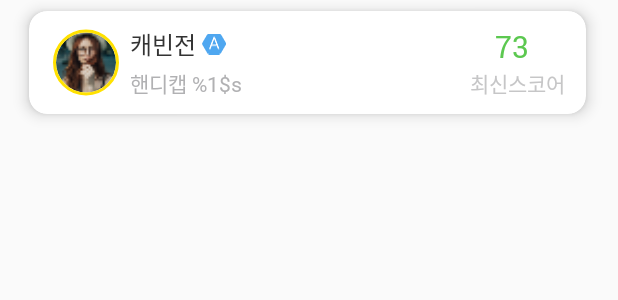
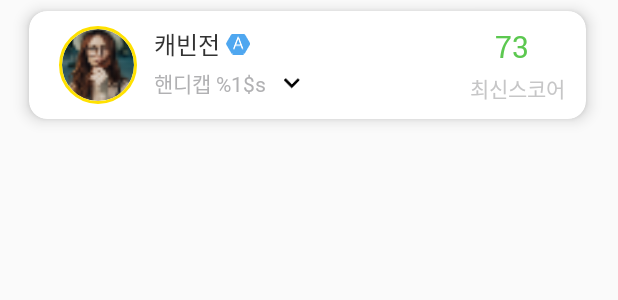
Before and after one commit to seo1108/super_shot, an Android app: the layout row_rounder.xml on its own in the app's theme, with its tools: preview values and no code run, on a phone screen of 412 x 824 dp. Shown: the top 300 px of the screen. Run offline under Robolectric (Android 15) with nearby library versions, the light colour scheme and no system bars.

Commit message:
동반 라운더 설정

```diff
--- a/app/src/main/java/com/charles/supershot/ui/GameOptionActivity.java
+++ b/app/src/main/java/com/charles/supershot/ui/GameOptionActivity.java
@@ -616,7 +616,7 @@ public class GameOptionActivity extends BaseActivity implements WheelPicker.OnIt
         tv_done.setOnClickListener(new View.OnClickListener() {
             @Override
             public void onClick(View view) {
-                Log.d("SSSSSSSS", mSelectedWheelType + "_____________");
+
                 if ("per_hole_amount".equals(mSelectedWheelType)) {
                     tv_per_hole_amount.setText(mSelectedAmount);
                 } else if ("diff_hole_amount".equals(mSelectedWheelType)) {
--- a/app/src/main/java/com/charles/supershot/ui/SplashActivity.java
+++ b/app/src/main/java/com/charles/supershot/ui/SplashActivity.java
@@ -114,12 +114,17 @@ public class SplashActivity extends BaseActivity {
                     UserData data = response.body();
                     Log.d("SSSSSSSSSSSSSSSSSSSS", data.getStatusCode() + "__" + data.getMessage());
                     Log.d("SSSSSSSSSSSSSSSSSSSS", data.getData().getUser().getGender());
+                    Log.d("SSSSSSSSSSSSSSSSSSSS", data.getData().getUser().getUserId());
+                    Log.d("SSSSSSSSSSSSSSSSSSSS", data.getData().getUser().getUserSeq());
                     Log.d("SSSSSSSSSSSSSSSSSSSS", data.getData().getToken());
 
                     SharedPreferences prefr = getApplicationContext().getSharedPreferences("token", MODE_PRIVATE);
                     SharedPreferences.Editor editor = prefr.edit();
                     editor.putString("token", data.getData().getToken());
+                    editor.putString("userSeq", data.getData().getUser().getUserSeq());
                     editor.commit();
+
+                    Log.d("TOKEN", data.getData().getToken());
 
                     callActivity(GameTypeActivity.class, true);
 
--- a/app/src/main/res/layout/row_rounder.xml
+++ b/app/src/main/res/layout/row_rounder.xml
@@ -27,7 +27,7 @@
 
         <de.hdodenhof.circleimageview.CircleImageView
             android:id="@+id/iv_profile"
-            android:layout_width="44dp"
+            android:layout_width="60dp"
             android:layout_height="match_parent"
             android:src="@drawable/circle_profile"
             app:civ_border_color="@color/sunflower_yellow"
@@ -48,7 +48,7 @@
                     android:layout_height="wrap_content"
                     android:orientation="horizontal">
                     <TextView
-                        android:id="@+id/tv_friend_score"
+                        android:id="@+id/tv_name"
                         android:layout_width="wrap_content"
                         android:layout_height="match_parent"
                         android:paddingLeft="7dp"
@@ -64,17 +64,30 @@
                         android:paddingLeft="4dp"
                         android:src="@drawable/ama_m" />
                 </LinearLayout>
-                <TextView
-                    android:id="@+id/tv_friend_connect"
+                <LinearLayout
+                    android:id="@+id/ll_handy"
                     android:layout_width="wrap_content"
-                    android:layout_height="match_parent"
+                    android:layout_height="wrap_content"
                     android:paddingTop="3dp"
-                    android:paddingLeft="7dp"
-                    android:gravity="center"
-                    android:textSize="14sp"
-                    android:textColor="@color/light_grey_blue"
-                    android:fontFamily="@font/sans_regular"
-                    android:text="@string/ss_string_300" />
+                    android:orientation="horizontal">
+
+                    <TextView
+                        android:id="@+id/tv_name_desc"
+                        android:layout_width="wrap_content"
+                        android:layout_height="wrap_content"
+                        android:fontFamily="@font/sans_regular"
+                        android:gravity="center"
+                        android:paddingLeft="7dp"
+                        android:text="@string/ss_string_300"
+                        android:textColor="@color/light_grey_blue"
+                        android:textSize="14sp" />
+
+                    <ImageView
+                        android:layout_width="wrap_content"
+                        android:layout_height="match_parent"
+                        android:layout_marginStart="5dp"
+                        android:src="@drawable/arrow_down" />
+                </LinearLayout>
             </LinearLayout>
 
             <LinearLayout
@@ -83,21 +96,22 @@
                 android:orientation="vertical">
 
                 <TextView
-                    android:id="@+id/tv_friend_score_number"
+                    android:id="@+id/tv_score_number"
                     android:layout_width="match_parent"
                     android:layout_height="match_parent"
+                    android:fontFamily="@font/roboto_regular"
                     android:gravity="center"
-                    android:textSize="20sp"
+                    android:text="73"
                     android:textColor="@color/apple"
-                    android:fontFamily="@font/roboto_regular"
-                    android:text="73" />
+                    android:textSize="20sp" />
 
                 <TextView
-                    android:id="@+id/tv_friend_score_desc"
+                    android:id="@+id/tv_score_desc"
                     android:layout_width="wrap_content"
                     android:layout_height="match_parent"
                     android:fontFamily="@font/sans_regular"
                     android:gravity="center"
+                    android:paddingTop="3dp"
                     android:paddingLeft="7dp"
                     android:text="@string/ss_string_301"
                     android:textColor="@color/light_blue_grey"
```
Also changed, not shown: app/src/main/java/com/charles/supershot/rest/api/UserService.java (added, +21 -0 lines), app/src/main/java/com/charles/supershot/rest/model/UserInfo.java (added, +40 -0 lines), app/src/main/java/com/charles/supershot/ui/SettingRounderActivity.java (+73 -1 lines), app/src/main/java/com/charles/supershot/ui/adapter/RowRounder.java (added, +28 -0 lines), app/src/main/java/com/charles/supershot/ui/listener/PaginationScrollListener.java (added, +35 -0 lines), app/src/main/res/layout/activity_setting_rounder.xml (+8 -2 lines).
